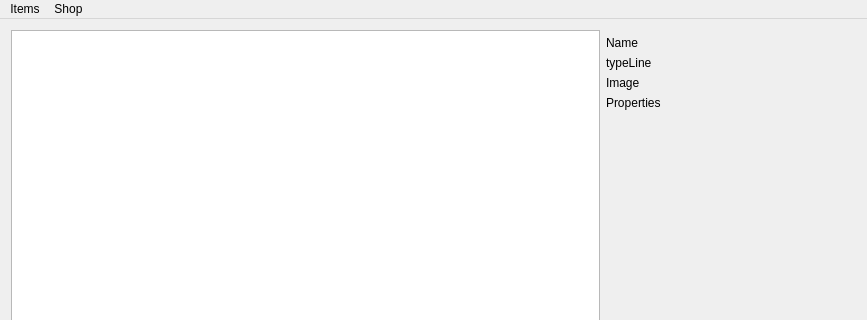
This is forms/mainwindow.ui in xyzz/acquisition as Qt 5 draws it before an edit; both pictures show x 0 to 867 and y 0 to 320 of the 867 by 544 pixel window. The edited form follows.
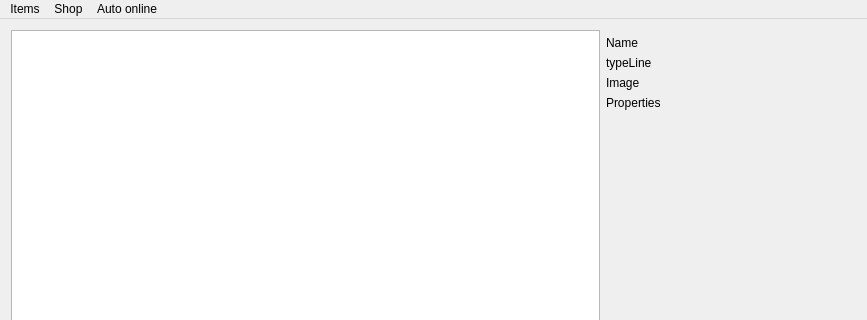
This is the edited form.

Commit message: Option to automatically track and refresh online status at control.poe.xyz.is, fixes #59

The edit to the form file:
```diff
--- a/forms/mainwindow.ui
+++ b/forms/mainwindow.ui
@@ -159,8 +159,16 @@
     <addaction name="actionAutomatically_refresh_items"/>
     <addaction name="actionItems_refresh_interval"/>
    </widget>
+   <widget class="QMenu" name="menuAuto_online">
+    <property name="title">
+     <string>Auto online</string>
+    </property>
+    <addaction name="actionControl_poe_xyz_is_URL"/>
+    <addaction name="actionAutomatically_refresh_online_status"/>
+   </widget>
    <addaction name="menuItems"/>
    <addaction name="menuShop"/>
+   <addaction name="menuAuto_online"/>
   </widget>
   <widget class="QStatusBar" name="statusBar"/>
   <action name="actionForum_shop_thread">
```
Left out of the diff: 13 changed lines with no effect on the pictures. The commit also changes 7 other files.
